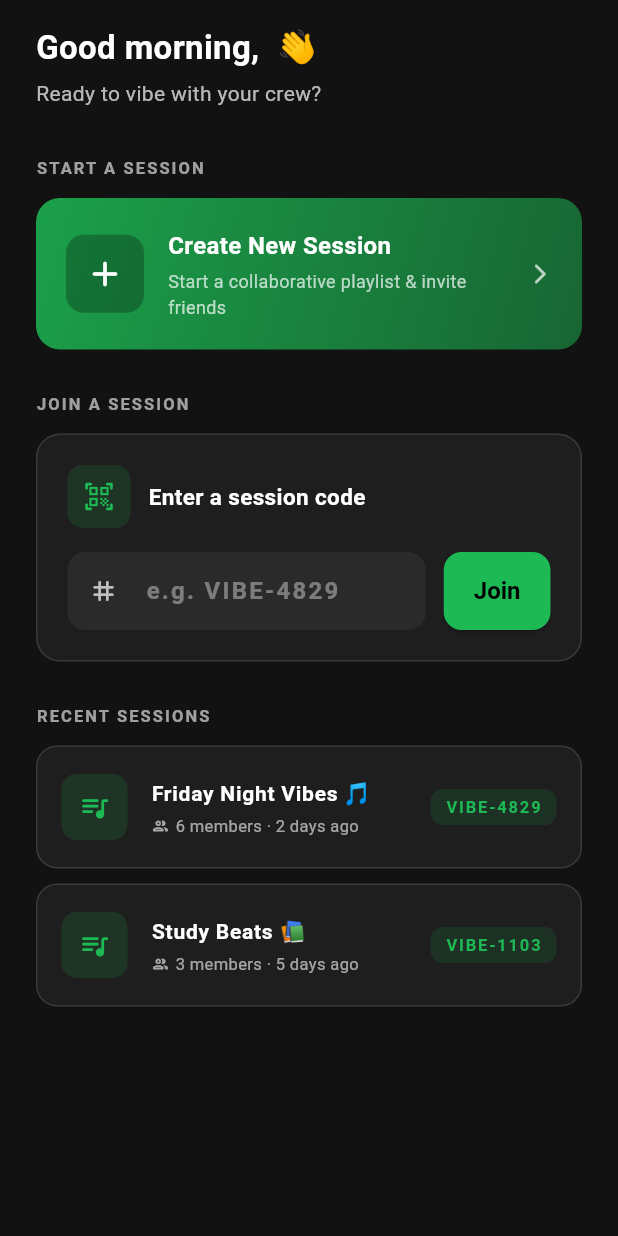
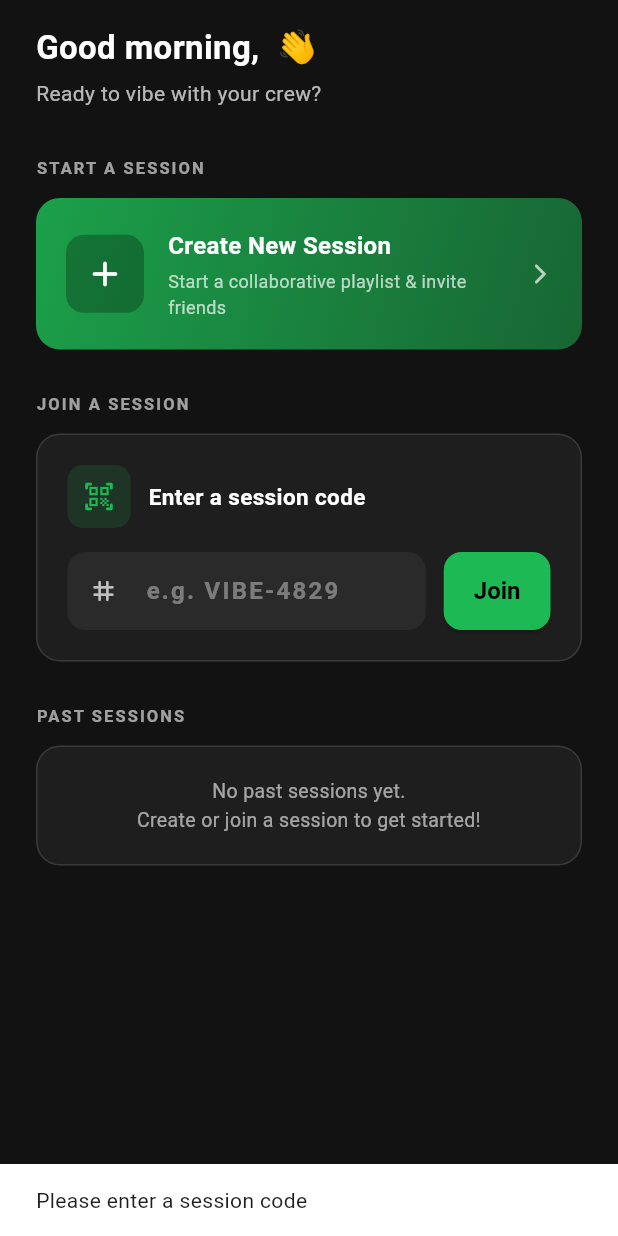
Before and after one commit to mumomuthike/MAD_Project2, a Flutter app: the _LobbyTab widget shown alone on an empty page, opened directly, after a tap on "Join", on a phone screen of 412 x 824 dp. Run offline on Flutter 3.47's test engine with Material 3 defaults, Android fonts, the phone set to English and light mode, and no system bars; our stand-ins replace cloud_firestore, firebase_auth, firebase_core, firebase_messaging; accounts and stored records are empty.

Commit message:
Firestore implemented. Join session with Firestore lookup. Mock recent sessions replaced with Firestore stream. Add sessions creation with Firestore documentation. Redesigned past session tile layout to prevent overflow.

```diff
--- a/lib/screens/home_screen.dart
+++ b/lib/screens/home_screen.dart
@@ -1,8 +1,11 @@
 import 'package:flutter/material.dart';
 import 'package:flutter/services.dart';
 import 'package:firebase_auth/firebase_auth.dart';
+import 'package:cloud_firestore/cloud_firestore.dart';
 import 'profile_screen.dart';
 import 'session_screen.dart';
+import '../services/session_service.dart';
+import '../models/Session.dart';
 
 // HomeScreen — create/join session and view recent sessions
 class HomeScreen extends StatefulWidget {
@@ -13,6 +16,8 @@ class HomeScreen extends StatefulWidget {
 }
 
 class _HomeScreenState extends State<HomeScreen> {
+  final SessionService _sessionService = SessionService();
+
   void _openProfile() {
     Navigator.push(
       context,
@@ -82,6 +87,8 @@ class _LobbyTab extends StatefulWidget {
 
 class _LobbyTabState extends State<_LobbyTab> {
   final _joinCodeController = TextEditingController();
+  final SessionService _sessionService = SessionService();
+  bool _isJoining = false;
 
   @override
   void dispose() {
@@ -95,14 +102,35 @@ class _LobbyTabState extends State<_LobbyTab> {
       isScrollControlled: true,
       backgroundColor: Colors.transparent,
       builder: (_) => _CreateSessionSheet(
-        onCreated: (name, moods) {
-          // TODO: write Firestore session document before navigating
+        onCreated: (name, moods) async {
+          final sessionId = await _sessionService.createSession(name, moods);
+          if (!mounted) return;
+
+          final sessionDoc = await FirebaseFirestore.instance
+              .collection('sessions')
+              .doc(sessionId)
+              .get();
+
+          if (!sessionDoc.exists) {
+            if (mounted) {
+              ScaffoldMessenger.of(context).showSnackBar(
+                const SnackBar(content: Text('Failed to create session')),
+              );
+            }
+            return;
+          }
+
+          final session = Session.fromDoc(sessionDoc);
+
+          if (!mounted) return;
+
           Navigator.pushReplacement(
             context,
             MaterialPageRoute(
               builder: (_) => SessionScreen(
-                sessionName: name,
-                moods: moods,
+                sessionId: session.id,
+                sessionName: session.name,
+                moods: session.moods,
                 isHost: true,
               ),
             ),
@@ -112,8 +140,47 @@ class _LobbyTabState extends State<_LobbyTab> {
     );
   }
 
-  void _joinSession() {
-    // TODO: look up Firestore session by code and navigate to SessionScreen
+  Future<void> _joinSession() async {
+    final code = _joinCodeController.text.trim().toUpperCase();
+    if (code.isEmpty) {
+      ScaffoldMessenger.of(context).showSnackBar(
+        const SnackBar(content: Text('Please enter a session code')),
+      );
+      return;
+    }
+
+    setState(() => _isJoining = true);
+
+    try {
+      final session = await _sessionService.joinSession(code);
+
+      if (session != null && mounted) {
+        Navigator.pushReplacement(
+          context,
+          MaterialPageRoute(
+            builder: (_) => SessionScreen(
+              sessionId: session.id,
+              sessionName: session.name,
+              moods: session.moods,
+              isHost: session.hostUid == FirebaseAuth.instance.currentUser?.uid,
+            ),
+          ),
+        );
+      } else if (mounted) {
+        ScaffoldMessenger.of(context).showSnackBar(
+          const SnackBar(content: Text('Invalid or expired session code')),
+        );
+        _joinCodeController.clear();
+      }
+    } catch (e) {
+      if (mounted) {
+        ScaffoldMessenger.of(context).showSnackBar(
+          SnackBar(content: Text('Error joining session: ${e.toString()}')),
+        );
+      }
+    } finally {
+      if (mounted) setState(() => _isJoining = false);
+    }
   }
 
   @override
@@ -123,41 +190,42 @@ class _LobbyTabState extends State<_LobbyTab> {
         ? user!.displayName!
         : user?.email?.split('@').first ?? 'there';
 
-    return ListView(
+    return RefreshIndicator(
+      onRefresh: () async {
+        setState(() {});
+      },
+      child: ListView(
         padding: const EdgeInsets.symmetric(horizontal: 24, vertical: 16),
         children: [
-        // Greeting
           _GreetingHeader(displayName: displayName),
           const SizedBox(height: 32),
 
-        // Create session card
           _SectionLabel(label: 'Start a session'),
           const SizedBox(height: 12),
           _CreateSessionCard(onTap: _createSession),
           const SizedBox(height: 28),
 
-        // Join session card
           _SectionLabel(label: 'Join a session'),
           const SizedBox(height: 12),
           _JoinSessionCard(
             controller: _joinCodeController,
             onJoin: _joinSession,
+            isJoining: _isJoining,
           ),
           const SizedBox(height: 28),
 
-        // Recent sessions
-        _SectionLabel(label: 'Recent sessions'),
+          _SectionLabel(label: 'Past sessions'),
           const SizedBox(height: 12),
           const _RecentSessionsList(),
           const SizedBox(height: 28),
 
           const SizedBox(height: 8),
         ],
+      ),
     );
   }
 }
 
-// Greeting header
 class _GreetingHeader extends StatelessWidget {
   final String displayName;
   const _GreetingHeader({required this.displayName});
@@ -193,7 +261,6 @@ class _GreetingHeader extends StatelessWidget {
   }
 }
 
-// Section label
 class _SectionLabel extends StatelessWidget {
   final String label;
   const _SectionLabel({required this.label});
@@ -212,10 +279,8 @@ class _SectionLabel extends StatelessWidget {
   }
 }
 
-// Create session card
 class _CreateSessionCard extends StatelessWidget {
   final VoidCallback onTap;
-
   const _CreateSessionCard({required this.onTap});
 
   @override
@@ -275,14 +340,15 @@ class _CreateSessionCard extends StatelessWidget {
   }
 }
 
-// Join session card
 class _JoinSessionCard extends StatelessWidget {
   final TextEditingController controller;
   final VoidCallback onJoin;
+  final bool isJoining;
 
   const _JoinSessionCard({
     required this.controller,
     required this.onJoin,
+    this.isJoining = false,
   });
 
   @override
@@ -346,14 +412,20 @@ class _JoinSessionCard extends StatelessWidget {
               SizedBox(
                 height: 52,
                 child: ElevatedButton(
-                  onPressed: onJoin,
+                  onPressed: isJoining ? null : onJoin,
                   style: ElevatedButton.styleFrom(
                     shape: RoundedRectangleBorder(
                       borderRadius: BorderRadius.circular(12),
                     ),
                     padding: const EdgeInsets.symmetric(horizontal: 20),
                   ),
-                  child: const Text('Join'),
+                  child: isJoining
+                      ? const SizedBox(
+                    height: 20,
+                    width: 20,
+                    child: CircularProgressIndicator(strokeWidth: 2),
+                  )
+                      : const Text('Join'),
                 ),
               ),
             ],
@@ -364,19 +436,62 @@ class _JoinSessionCard extends StatelessWidget {
   }
 }
 
-// Recent sessions list  (placeholder tiles — replace with Firestore stream)
+// Recent sessions list - Shows ended/past sessions only (last 2), NOT tappable
 class _RecentSessionsList extends StatelessWidget {
   const _RecentSessionsList();
 
-  static const _mock = [
-    _MockSession('Friday Night Vibes 🎵', 'VIBE-4829', 6, '2 days ago'),
-    _MockSession('Study Beats 📚', 'VIBE-1103', 3, '5 days ago'),
-  ];
-
   @override
   Widget build(BuildContext context) {
-    // TODO: replace with StreamBuilder on Firestore
-    if (_mock.isEmpty) {
+    final userId = FirebaseAuth.instance.currentUser?.uid;
+
+    if (userId == null) return const SizedBox.shrink();
+
+    return StreamBuilder<QuerySnapshot>(
+      stream: FirebaseFirestore.instance
+          .collection('sessions')
+          .where('memberUids', arrayContains: userId)
+          .orderBy('createdAt', descending: true)
+          .limit(5)
+          .snapshots(),
+      builder: (context, snapshot) {
+        if (snapshot.hasError) {
+          return Container(
+            padding: const EdgeInsets.all(20),
+            decoration: BoxDecoration(
+              color: Theme.of(context).colorScheme.surface,
+              borderRadius: BorderRadius.circular(16),
+              border: Border.all(color: Colors.white12),
+            ),
+            child: Center(
+              child: Text(
+                'Error loading sessions: ${snapshot.error}',
+                style: const TextStyle(color: Colors.white60, fontSize: 12),
+              ),
+            ),
+          );
+        }
+
+        if (!snapshot.hasData) {
+          return Container(
+            padding: const EdgeInsets.all(20),
+            decoration: BoxDecoration(
+              color: Theme.of(context).colorScheme.surface,
+              borderRadius: BorderRadius.circular(16),
+              border: Border.all(color: Colors.white12),
+            ),
+            child: const Center(
+              child: SizedBox(
+                height: 20,
+                width: 20,
+                child: CircularProgressIndicator(strokeWidth: 2),
+              ),
+            ),
+          );
+        }
+
+        final sessions = snapshot.data!.docs;
+
+        if (sessions.isEmpty) {
           return Container(
             padding: const EdgeInsets.all(20),
             decoration: BoxDecoration(
@@ -386,7 +501,7 @@ class _RecentSessionsList extends StatelessWidget {
             ),
             child: const Center(
               child: Text(
-            'No recent sessions yet.\nCreate or join one above!',
+                'No past sessions yet.\nCreate or join a session to get started!',
                 textAlign: TextAlign.center,
                 style: TextStyle(color: Colors.white60, fontSize: 13),
               ),
@@ -395,28 +510,47 @@ class _RecentSessionsList extends StatelessWidget {
         }
 
         return Column(
-      children: _mock
-          .map((s) => _RecentSessionTile(session: s))
-          .toList(),
+          children: sessions.map((doc) {
+            try {
+              final session = Session.fromDoc(doc);
+              return _PastSessionTile(session: session);
+            } catch (e) {
+              return const SizedBox.shrink();
+            }
+          }).toList(),
+        );
+      },
     );
   }
 }
 
-class _MockSession {
-  final String name;
-  final String code;
-  final int memberCount;
-  final String timeAgo;
-  const _MockSession(this.name, this.code, this.memberCount, this.timeAgo);
+// Past Session Tile - DISPLAY ONLY, NOT TAPPABLE (Icon removed, member count above time)
+class _PastSessionTile extends StatelessWidget {
+  final Session session;
+  const _PastSessionTile({required this.session});
+
+  String _getTimeAgo() {
+    try {
+      final now = DateTime.now();
+      final diff = now.difference(session.createdAt);
+
+      if (diff.inDays > 30) return '${(diff.inDays / 30).floor()} months ago';
+      if (diff.inDays > 7) return '${(diff.inDays / 7).floor()} weeks ago';
+      if (diff.inDays > 0) return '${diff.inDays} days ago';
+      if (diff.inHours > 0) return '${diff.inHours} hours ago';
+      if (diff.inMinutes > 0) return '${diff.inMinutes} minutes ago';
+      return 'Just now';
+    } catch (e) {
+      return 'Recently';
     }
-
-class _RecentSessionTile extends StatelessWidget {
-  final _MockSession session;
-  const _RecentSessionTile({required this.session});
+  }
 
   @override
   Widget build(BuildContext context) {
     final primary = Theme.of(context).colorScheme.primary;
+    final isActive = session.isActive;
+    final statusColor = isActive ? primary : Colors.white38;
+    final statusText = isActive ? 'Active' : 'Ended';
 
     return Container(
       margin: const EdgeInsets.only(bottom: 10),
@@ -426,58 +560,100 @@ class _RecentSessionTile extends StatelessWidget {
         border: Border.all(color: Colors.white12),
       ),
       child: ListTile(
-        contentPadding:
-        const EdgeInsets.symmetric(horizontal: 16, vertical: 4),
-        leading: Container(
-          width: 44,
-          height: 44,
-          decoration: BoxDecoration(
-            color: primary.withOpacity(0.15),
-            borderRadius: BorderRadius.circular(10),
-          ),
-          child: Icon(Icons.queue_music_rounded, color: primary, size: 22),
-        ),
+        contentPadding: const EdgeInsets.symmetric(horizontal: 16, vertical: 4),
+        // Removed the leading icon to give more space for text
         title: Text(
           session.name,
           style: const TextStyle(
-              fontSize: 14, fontWeight: FontWeight.w600, color: Colors.white),
+            fontSize: 14,
+            fontWeight: FontWeight.w600,
+            color: Colors.white,
           ),
-        subtitle: Row(
+          overflow: TextOverflow.ellipsis,
+          maxLines: 1,
+        ),
+        subtitle: Column(
+          crossAxisAlignment: CrossAxisAlignment.start,
           children: [
-            Icon(Icons.people_outline_rounded,
-                size: 12, color: Colors.white60),
+            // Members row (above time)
+            Row(
+              children: [
+                Icon(Icons.people_outline_rounded, size: 12, color: Colors.white60),
                 const SizedBox(width: 4),
                 Text(
-              '${session.memberCount} members · ${session.timeAgo}',
+                  '${session.memberUids.length} members',
                   style: const TextStyle(fontSize: 11, color: Colors.white60),
+                ),
+                const SizedBox(width: 8),
+                Container(
+                  width: 4,
+                  height: 4,
+                  decoration: const BoxDecoration(
+                    color: Colors.white38,
+                    shape: BoxShape.circle,
+                  ),
+                ),
+                const SizedBox(width: 8),
+                Container(
+                  padding: const EdgeInsets.symmetric(horizontal: 6, vertical: 2),
+                  decoration: BoxDecoration(
+                    color: statusColor.withOpacity(0.15),
+                    borderRadius: BorderRadius.circular(8),
+                  ),
+                  child: Text(
+                    statusText,
+                    style: TextStyle(
+                      fontSize: 9,
+                      fontWeight: FontWeight.bold,
+                      color: statusColor,
+                    ),
+                  ),
+                ),
+              ],
+            ),
+            const SizedBox(height: 4),
+            // Time row (below members)
+            Row(
+              children: [
+                Icon(
+                  Icons.access_time_rounded,
+                  size: 11,
+                  color: Colors.white60,
+                ),
+                const SizedBox(width: 2),
+                Text(
+                  _getTimeAgo(),
+                  style: const TextStyle(fontSize: 11, color: Colors.white60),
+                ),
+              ],
             ),
           ],
         ),
         trailing: GestureDetector(
           onTap: () {
-            Clipboard.setData(ClipboardData(text: session.code));
+            Clipboard.setData(ClipboardData(text: session.joinCode));
             ScaffoldMessenger.of(context).showSnackBar(
               SnackBar(
-                content: Text('Code "${session.code}" copied!'),
+                content: Text('Code "${session.joinCode}" copied!'),
                 duration: const Duration(seconds: 2),
                 backgroundColor: primary,
               ),
             );
           },
           child: Container(
-            padding:
-            const EdgeInsets.symmetric(horizontal: 10, vertical: 4),
+            padding: const EdgeInsets.symmetric(horizontal: 10, vertical: 4),
             decoration: BoxDecoration(
               color: primary.withOpacity(0.12),
               borderRadius: BorderRadius.circular(8),
             ),
             child: Text(
-              session.code,
+              session.joinCode,
               style: TextStyle(
                 fontSize: 11,
                 color: primary,
                 fontWeight: FontWeight.bold,
-                  letterSpacing: 1.2),
+                letterSpacing: 1.2,
+              ),
             ),
           ),
         ),
@@ -485,6 +661,7 @@ class _RecentSessionTile extends StatelessWidget {
     );
   }
 }
+
 // Create session bottom sheet
 class _CreateSessionSheet extends StatefulWidget {
   final void Function(String name, List<String> moods) onCreated;
@@ -511,7 +688,6 @@ class _CreateSessionSheetState extends State<_CreateSessionSheet> {
   @override
   void initState() {
     super.initState();
-    // Auto-focus name field after sheet animates in
     Future.delayed(const Duration(milliseconds: 300), () {
       if (mounted) _nameFocus.requestFocus();
     });
@@ -530,7 +706,6 @@ class _CreateSessionSheetState extends State<_CreateSessionSheet> {
       _nameFocus.requestFocus();
       return;
     }
-    // TODO: write Firestore session document here
     Navigator.pop(context);
     widget.onCreated(name, _selectedMoods.toList());
   }
@@ -550,7 +725,6 @@ class _CreateSessionSheetState extends State<_CreateSessionSheet> {
         mainAxisSize: MainAxisSize.min,
         crossAxisAlignment: CrossAxisAlignment.start,
         children: [
-          // Handle bar
           Center(
             child: Container(
               width: 40,
@@ -563,7 +737,6 @@ class _CreateSessionSheetState extends State<_CreateSessionSheet> {
           ),
           const SizedBox(height: 20),
 
-          // Title
           const Text(
             'New Session',
             style: TextStyle(
@@ -579,7 +752,6 @@ class _CreateSessionSheetState extends State<_CreateSessionSheet> {
           ),
           const SizedBox(height: 24),
 
-          // Session name field
           TextField(
             controller: _nameController,
             focusNode: _nameFocus,
@@ -594,7 +766,6 @@ class _CreateSessionSheetState extends State<_CreateSessionSheet> {
           ),
           const SizedBox(height: 24),
 
-          // Mood tags
           const Text(
             'MOOD TAGS',
             style: TextStyle(
@@ -642,7 +813,6 @@ class _CreateSessionSheetState extends State<_CreateSessionSheet> {
           ),
           const SizedBox(height: 28),
 
-          // Create button
           SizedBox(
             width: double.infinity,
             child: ElevatedButton(
```
Lines whose indentation alone changed are shown as unchanged.
